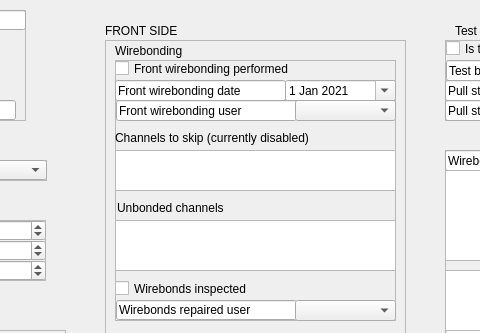
IncandelaLab/SharedUI, file pages_ui/view_wirebonding.ui: the form before one commit; both pictures show x 245 to 725 and y 0 to 333 of the 1199 by 756 pixel window.
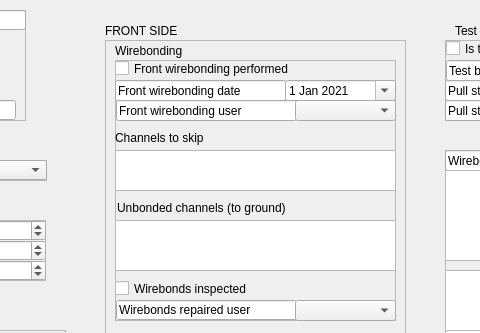
The form after the commit.

Commit message: Switch to color-based grading, re-enable unbonded wirebonding sites box

```diff
--- a/pages_ui/view_wirebonding.ui
+++ b/pages_ui/view_wirebonding.ui
@@ -1136,12 +1136,12 @@
       <rect>
        <x>2</x>
        <y>140</y>
-       <width>141</width>
+       <width>221</width>
        <height>16</height>
       </rect>
      </property>
      <property name="text">
-      <string>Unbonded channels</string>
+      <string>Unbonded channels (to ground)</string>
      </property>
     </widget>
     <widget class="QCheckBox" name="ckWirebondingFront">
@@ -1206,7 +1206,7 @@
       </rect>
      </property>
      <property name="text">
-      <string>Channels to skip (currently disabled)</string>
+      <string>Channels to skip</string>
      </property>
     </widget>
     <widget class="QComboBox" name="cbWirebondingUserFront">
```
Left out of the diff: 2 changed lines with no effect on the pictures. The commit also changes 28 other files.
